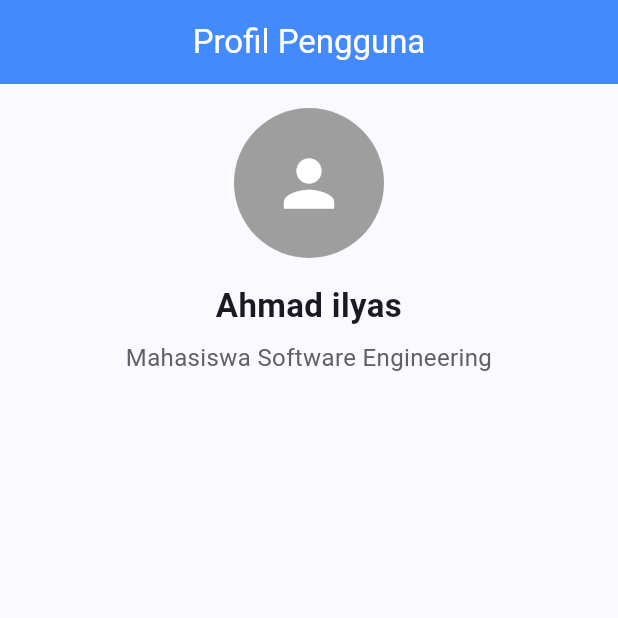
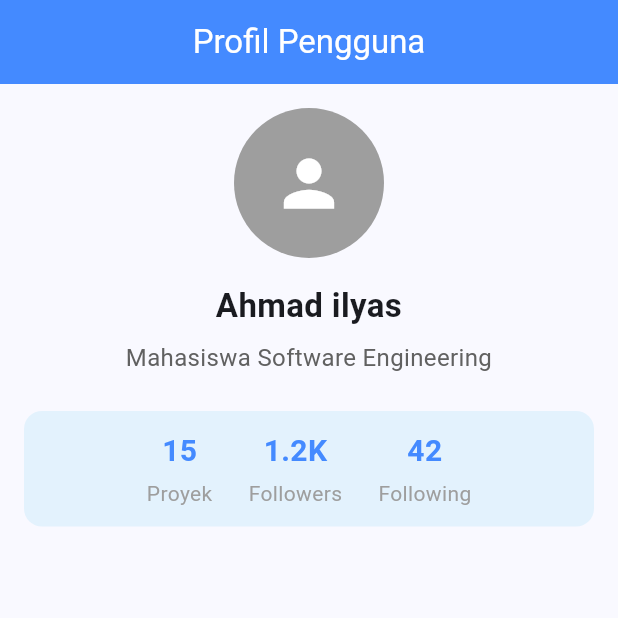
Before and after one commit to elyazz10/Latihan-kesekian-6, a Flutter app: the screen it shows after launch, on a phone screen of 412 x 824 dp, the top half of it. Run offline on Flutter 3.47's test engine with Material 3 defaults, Android fonts, the phone set to English and light mode, and no system bars.

Commit message:
feat: add profile statistics row

```diff
--- a/lib/profile_page.dart
+++ b/lib/profile_page.dart
@@ -3,12 +3,14 @@
 class ProfilePage extends StatelessWidget {
   const ProfilePage({super.key});
 
+  // day 1 data profil pengguna (diganti nama & role sendiri)
   final String userName = 'Ahmad ilyas';
   final String role = 'Mahasiswa Software Engineering';
 
   @override
   Widget build(BuildContext context) {
     return Scaffold(
+      // day 1 appbar bagian atas
       appBar: AppBar(
         title: const Text('Profil Pengguna'),
         centerTitle: true,
@@ -20,9 +22,91 @@
         child: Center(
           child: Column(
             children: [
+              // day 1 siang manggil widget avatar hasil extract
               const ProfileAvatar(),
+
+              // day 1 pagi jarak ke bawah yg difix dari aslinya width 16
               const SizedBox(height: 16),
+
+              // day 1 siang manggil widget nama dan role hasil extract
               ProfileInfo(userName: userName, role: role),
+
+              const SizedBox(height: 24),
+
+              // day 2 pagi baris statistik profil proyek followers sama following
+              Container(
+                padding: const EdgeInsets.symmetric(vertical: 12),
+                decoration: BoxDecoration(
+                  color: Colors.blue[50],
+                  borderRadius: BorderRadius.circular(12),
+                ),
+                child: const Row(
+                  mainAxisAlignment: MainAxisAlignment.center,
+                  children: [
+                    // kolom proyek
+                    Column(
+                      children: [
+                        Text(
+                          '15',
+                          style: TextStyle(
+                            fontSize: 20,
+                            fontWeight: FontWeight.bold,
+                            color: Colors.blueAccent,
+                          ),
+                        ),
+                        SizedBox(height: 4),
+                        Text(
+                          'Proyek',
+                          style: TextStyle(fontSize: 14, color: Colors.grey),
+                        ),
+                      ],
+                    ),
+
+                    // day 2 pagi jarak kesamping yg difix dari aslinya height 24
+                    SizedBox(width: 24),
+
+                    // kolom followers
+                    Column(
+                      children: [
+                        Text(
+                          '1.2K',
+                          style: TextStyle(
+                            fontSize: 20,
+                            fontWeight: FontWeight.bold,
+                            color: Colors.blueAccent,
+                          ),
+                        ),
+                        SizedBox(height: 4),
+                        Text(
+                          'Followers',
+                          style: TextStyle(fontSize: 14, color: Colors.grey),
+                        ),
+                      ],
+                    ),
+
+                    SizedBox(width: 24),
+
+                    // kolom following
+                    Column(
+                      children: [
+                        Text(
+                          '42',
+                          style: TextStyle(
+                            fontSize: 20,
+                            fontWeight: FontWeight.bold,
+                            color: Colors.blueAccent,
+                          ),
+                        ),
+                        SizedBox(height: 4),
+                        Text(
+                          'Following',
+                          style: TextStyle(fontSize: 14, color: Colors.grey),
+                        ),
+                      ],
+                    ),
+                  ],
+                ),
+              ),
             ],
           ),
         ),
@@ -31,7 +115,9 @@
   }
 }
 
-// Custom Widget 1: ProfileAvatar
+// custom widget hasil extract di day 1 siang
+
+// 1. widget foto profil
 class ProfileAvatar extends StatelessWidget {
   const ProfileAvatar({super.key});
 
@@ -45,7 +131,7 @@
   }
 }
 
-// Custom Widget 2: ProfileInfo (dengan parameter passing data)
+// 2. widget info nama dan role
 class ProfileInfo extends StatelessWidget {
   final String userName;
   final String role;
```
Also changed, not shown: 1 other file.
